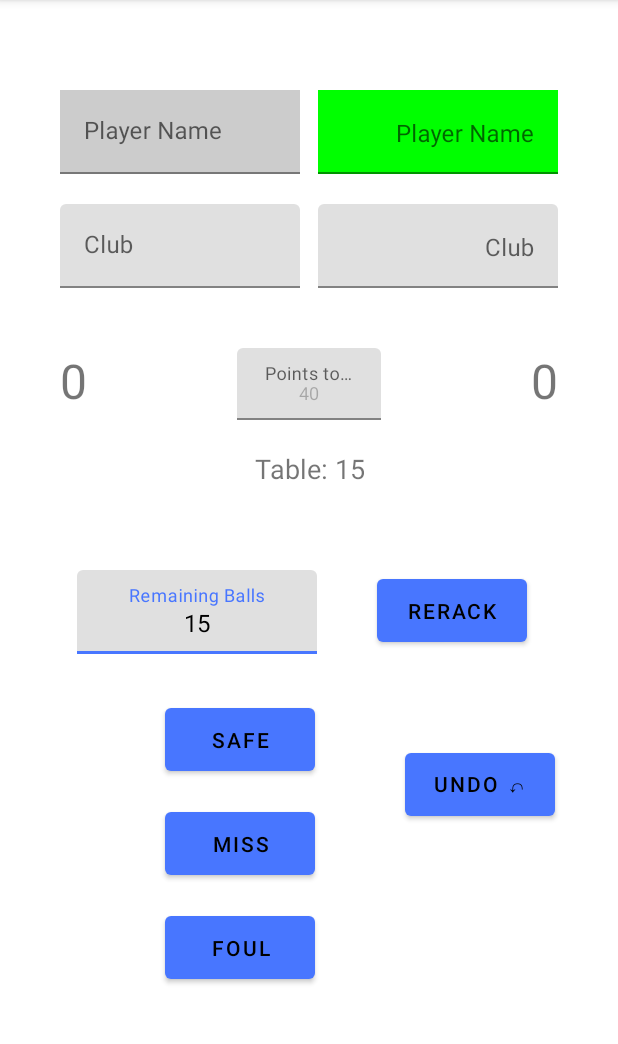
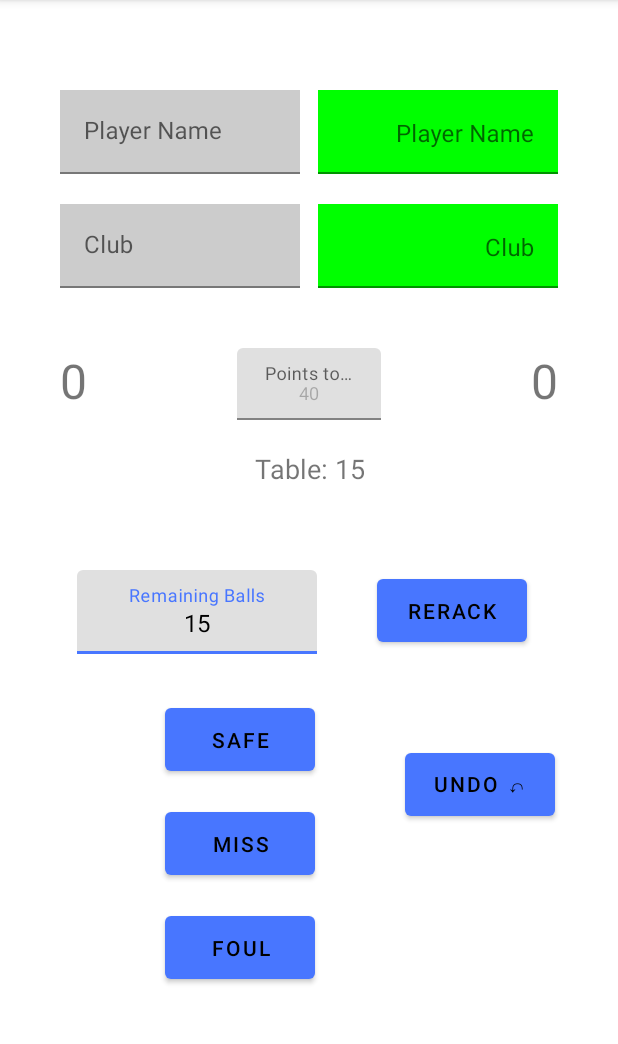
Before and after one commit to Dacid99/PocketTRacker, an Android app built with Jetpack Compose: the screen it shows after launch (MainActivity), after a tap on "MISS", on a phone screen of 412 x 824 dp, the part 84-1128 px from its top. Run offline under Robolectric (Android 15) with nearby library versions, the phone set to English and light mode, and no system bars.

Commit message:
turnplayer focus extended to clubs

```diff
--- a/app/src/main/java/org/sbv/straightpoolcounter/MainActivity.java
+++ b/app/src/main/java/org/sbv/straightpoolcounter/MainActivity.java
@@ -321,11 +321,16 @@ public class MainActivity extends AppCompatActivity {
 
     private void updateFocusUI(){
         if (turnPlayer == player1) {
-            player1NameInput.setBackgroundColor(Color.GREEN);
+            player1NameLayout.setBackgroundColor(Color.GREEN);
+            player1ClubInput.setBackgroundColor(Color.GREEN);
             player2NameInput.setBackgroundColor(Color.LTGRAY);
+            player2ClubInput.setBackgroundColor(Color.LTGRAY);
+
         }else {
             player1NameInput.setBackgroundColor(Color.LTGRAY);
+            player1ClubInput.setBackgroundColor(Color.LTGRAY);
             player2NameInput.setBackgroundColor(Color.GREEN);
+            player2ClubInput.setBackgroundColor(Color.GREEN);
         }
     }
 
```
